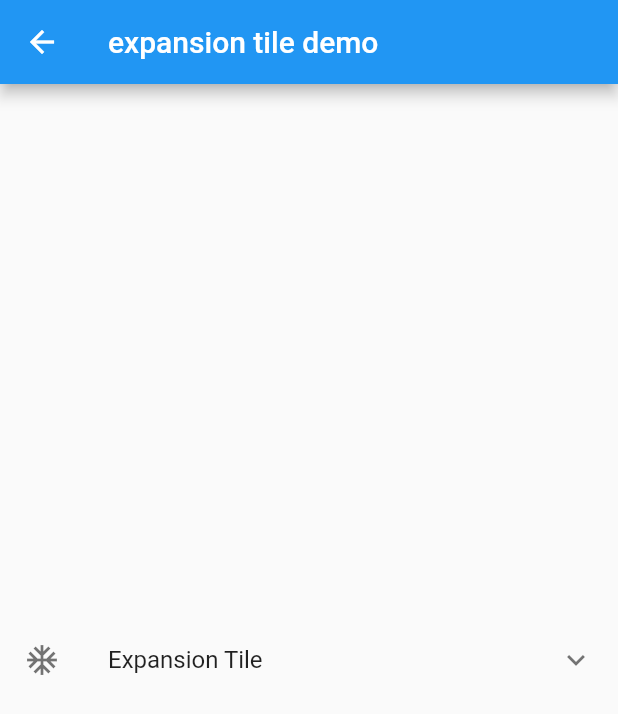
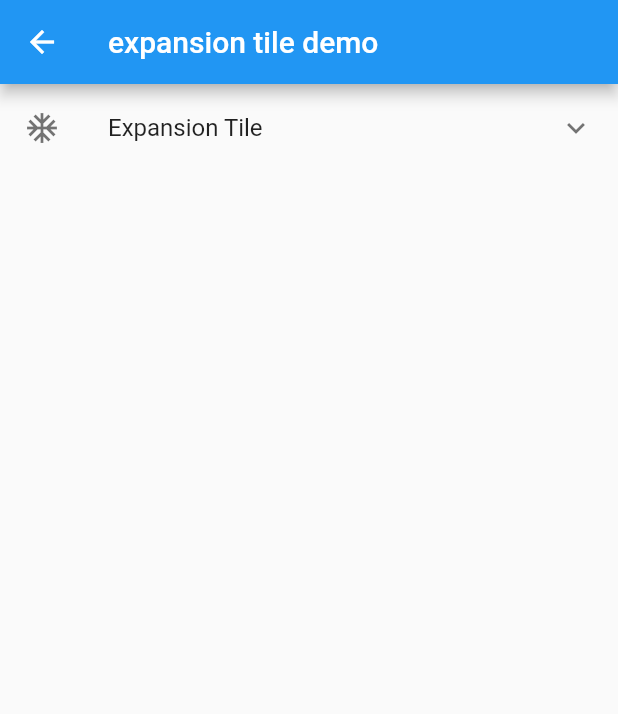
Before and after one commit to colinxiaoyu/redux-flutter-todolist, a Flutter app: the ExpansionTileDemo screen opened directly, on a phone screen of 412 x 824 dp. Shown: the top 714 px of the screen. Run offline on Flutter 3.47's test engine with Material 2 defaults, Android fonts, the phone set to English and light mode, and no system bars; our stand-ins replace flutter_redux, flutter_spinkit, redux.

Commit message:
完成 expansion

```diff
--- a/lib/page/example/expansion_demo/expansion_tile.dart
+++ b/lib/page/example/expansion_demo/expansion_tile.dart
@@ -16,13 +16,19 @@
 
 import 'package:flutter/material.dart';
 
+
+///**
+/// * ExpansionTile 内部使用了 ExpandIcon 带有旋转动画，可以仿制轮子
+///*/
 class ExpansionTileDemo extends StatelessWidget {
   @override
   Widget build(BuildContext context) {
     return Scaffold(
       appBar: AppBar(title: Text('expansion tile demo'),),
-      body: Center(
-        child: ExpansionTile(
+      body: Container(
+        child: Column(
+          children: <Widget>[
+            ExpansionTile(
               title: Text('Expansion Tile'),
               leading: Icon(Icons.ac_unit),
               backgroundColor: Colors.white12,
@@ -34,6 +40,9 @@ class ExpansionTileDemo extends StatelessWidget {
               ],
 //          initiallyExpanded: true,
             ),
+
+          ],
+        )
       ),
     );
   }
```
Lines whose indentation alone changed are shown as unchanged.
